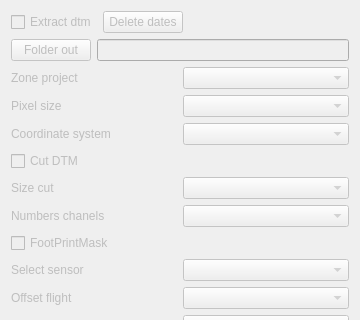
tonilogar/ToolsPcot, file createmet.ui: the form before one commit; both pictures show x 0 to 360 and y 0 to 320 of the 360 by 462 pixel window.
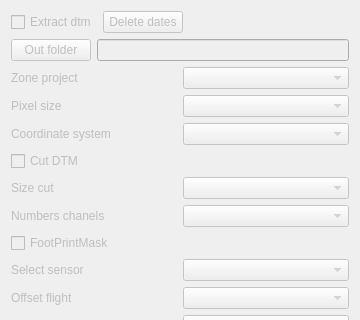
The form after the commit.

What changed in the file:
```diff
--- a/createmet.ui
+++ b/createmet.ui
@@ -59,7 +59,7 @@
         <bool>false</bool>
        </property>
        <property name="text">
-        <string>Folder out</string>
+        <string>Out folder</string>
        </property>
       </widget>
      </item>
```
